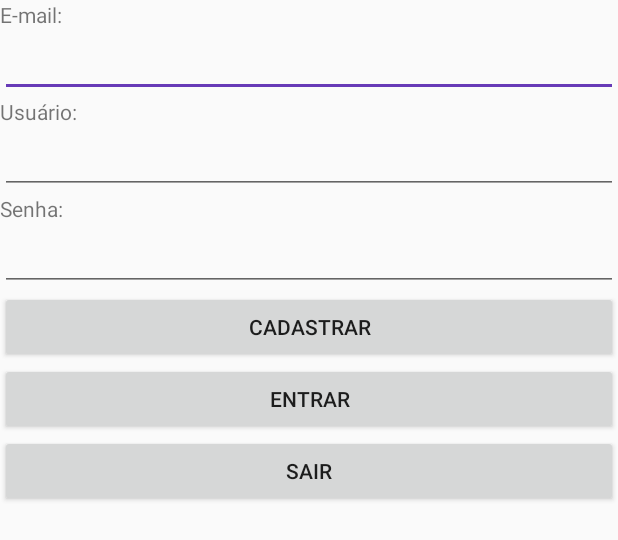
After one commit to milaomae/Juridex, an Android app: the layout activity_registrar.xml on its own in the app's theme, with its tools: preview values and no code run, on a phone screen of 412 x 824 dp. The commit adds this screen. Shown: the top 540 px of the screen. Run offline under Robolectric (Android 15) with nearby library versions, the phone set to English and light mode, and no system bars.

Commit message:
tela registrar

```diff
--- a/app/src/main/java/layout/HomeFragment.java
+++ b/app/src/main/java/layout/HomeFragment.java
@@ -26,11 +26,11 @@ public class HomeFragment extends BaseFragment{
                              Bundle savedInstanceState) {
         // Inflate the layout for this fragment
 
-        View view = inflater.inflate(R.layout.fragment_premium, container, false);
+        View view = inflater.inflate(R.layout.fragment_home, container, false);
 
         ButterKnife.bind(this, view);
 
-        ( (MainActivity)getActivity()).updateToolbarTitle("Premium");
+        ( (MainActivity)getActivity()).updateToolbarTitle("Home");
 
 
         return view;
--- a/app/src/main/res/layout/activity_main.xml
+++ b/app/src/main/res/layout/activity_main.xml
@@ -9,6 +9,8 @@
     android:orientation="vertical"
     android:gravity="center"
    >
+
+
 
     <android.support.v7.widget.Toolbar
         android:id="@+id/toolbar"
--- /dev/null
+++ b/app/src/main/res/layout/activity_registrar.xml
@@ -0,0 +1,56 @@
+<?xml version="1.0" encoding="utf-8"?>
+<LinearLayout xmlns:android="http://schemas.android.com/apk/res/android"
+    android:orientation="vertical" android:layout_width="match_parent"
+    android:layout_height="match_parent">
+
+    <TextView
+        android:layout_width="wrap_content"
+        android:layout_height="wrap_content"
+        android:text="E-mail: "/>
+
+    <EditText
+        android:layout_width="match_parent"
+        android:layout_height="wrap_content"
+        android:id="@+id/email"/>
+
+    <TextView
+        android:layout_width="wrap_content"
+        android:layout_height="wrap_content"
+        android:text="Usuário: "/>
+
+    <EditText
+        android:layout_width="match_parent"
+        android:layout_height="wrap_content"
+        android:id="@+id/usuario"/>
+
+    <TextView
+        android:layout_width="wrap_content"
+        android:layout_height="wrap_content"
+        android:text="Senha: "/>
+
+    <EditText
+        android:layout_width="match_parent"
+        android:layout_height="wrap_content"
+        android:id="@+id/senha"/>
+
+    <Button
+        android:layout_width="match_parent"
+        android:layout_height="wrap_content"
+        android:text="Cadastrar"
+        android:id="@+id/cadastrar"/>
+
+    <Button
+        android:layout_width="match_parent"
+        android:layout_height="wrap_content"
+        android:text="Entrar"
+        android:id="@+id/entrar"/>
+
+    <Button
+        android:layout_width="match_parent"
+        android:layout_height="wrap_content"
+        android:text="sair"
+        android:id="@+id/sair"/>
+
+
+
+</LinearLayout>
```
Also changed, not shown: app/src/main/java/com/example/lucas/juridex_v13/EntradaActivity.java (added, +8 -0 lines), app/src/main/res/layout/fragment_home.xml (added, +18 -0 lines).
